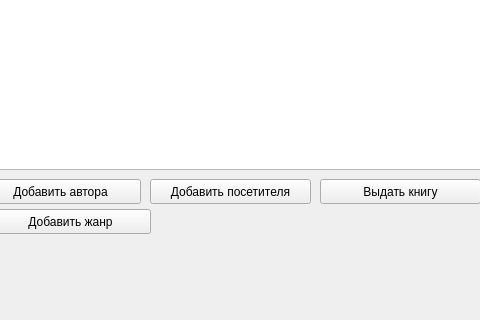
Above: UIs/untitled.ui from zhbuni/library-subscription before the change; both pictures show x 210 to 690 and y 311 to 631 of the 1423 by 631 pixel window. Below: the same form after it.
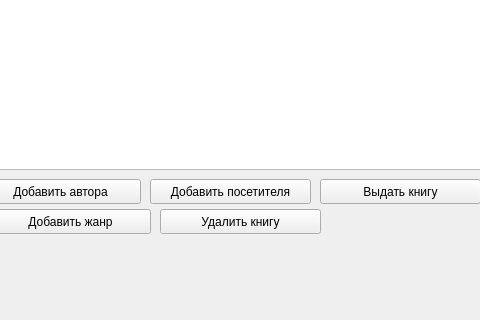
That is the form after the change. Icons and pictures are not drawn.

```diff
--- a/UIs/untitled.ui
+++ b/UIs/untitled.ui
@@ -392,6 +392,19 @@
      <string>Добавить жанр</string>
     </property>
    </widget>
+   <widget class="QPushButton" name="deleteBookButton">
+    <property name="geometry">
+     <rect>
+      <x>370</x>
+      <y>520</y>
+      <width>161</width>
+      <height>25</height>
+     </rect>
+    </property>
+    <property name="text">
+     <string>Удалить книгу</string>
+    </property>
+   </widget>
   </widget>
   <widget class="QMenuBar" name="menubar">
    <property name="geometry">
```
Left out of the diff: 4 changed lines with no effect on the pictures.
